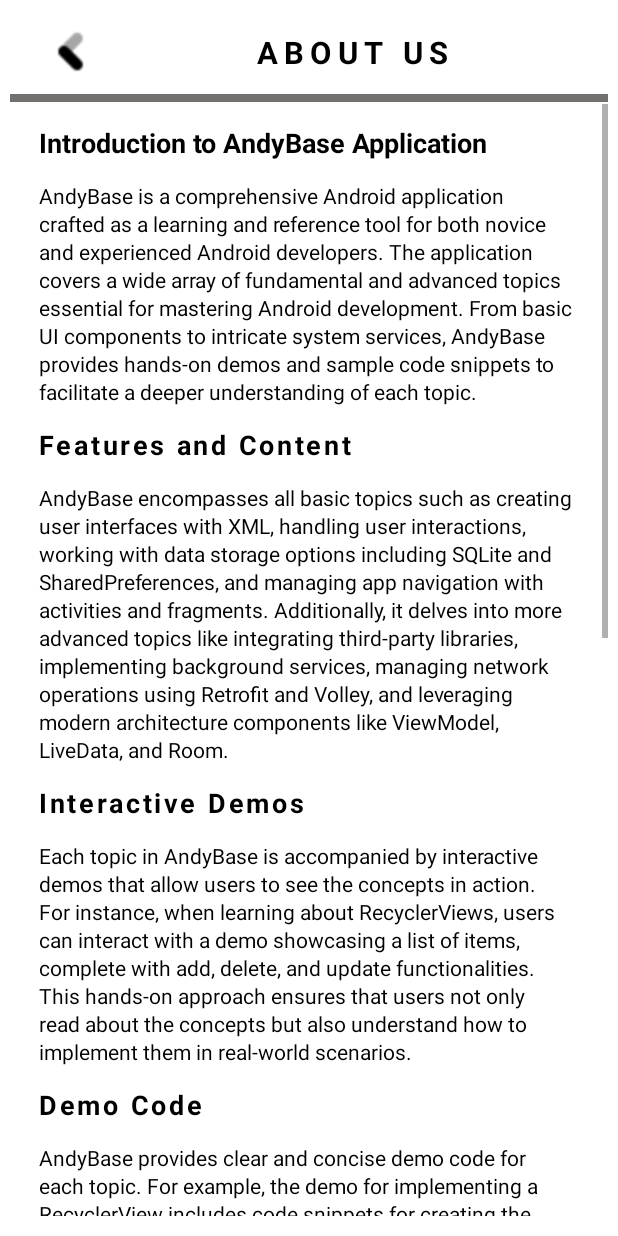
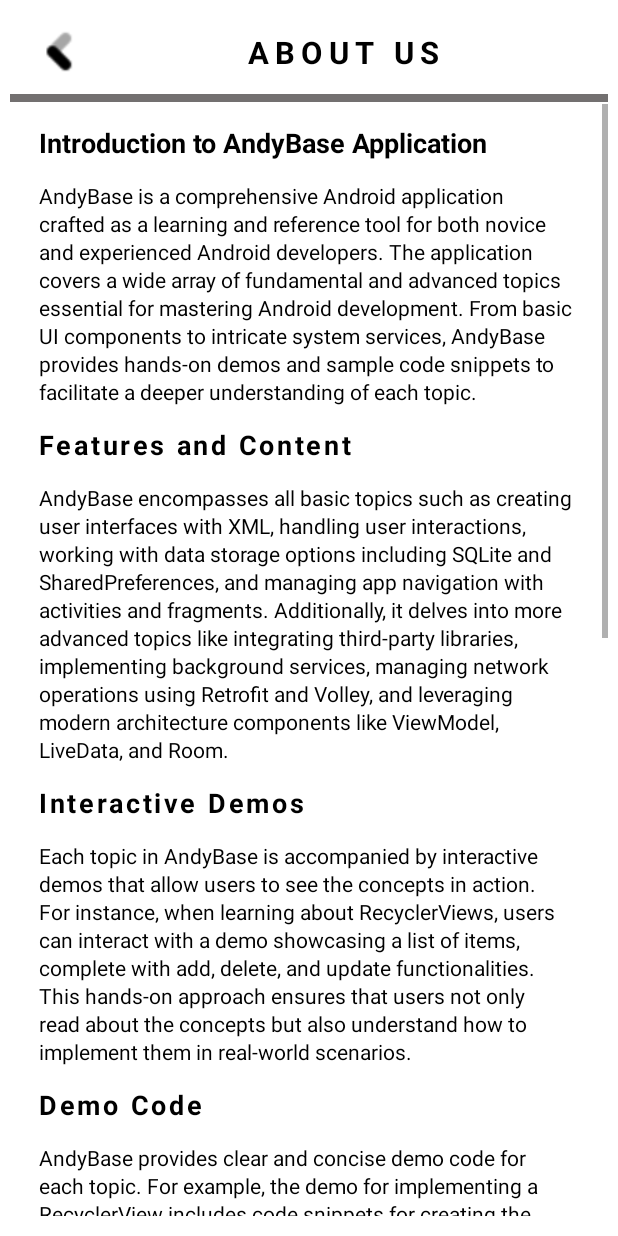
Before and after one commit to sahil1844/Andybase1, an Android app: the AboutActivity screen opened directly, with no data from a screen before it, on a phone screen of 412 x 824 dp. Run offline under Robolectric (Android 15) with nearby library versions, the phone set to English and light mode, and no system bars; our stand-ins replace Navigation 3, sdp/ssp sizes.

Commit message:
update manifest

```diff
--- a/app/src/main/AndroidManifest.xml
+++ b/app/src/main/AndroidManifest.xml
@@ -13,9 +13,8 @@
         android:allowBackup="true"
         android:dataExtractionRules="@xml/data_extraction_rules"
         android:fullBackupContent="@xml/backup_rules"
-        android:icon="@mipmap/ic_launcher"
+        android:icon="@mipmap/logo"
         android:label="AndyBase"
-        android:roundIcon="@mipmap/ic_launcher_round"
         android:supportsRtl="true"
         android:theme="@style/Theme.AndyBase"
         tools:targetApi="31">
--- a/app/src/main/res/layout/activity_about.xml
+++ b/app/src/main/res/layout/activity_about.xml
@@ -17,6 +17,7 @@
         android:layout_width="50dp"
         android:layout_height="30dp"
         android:onClick="aboutimage"
+        android:paddingEnd="15dp"
         android:layout_marginTop="10dp"
         android:src="@drawable/back" />
 
@@ -24,10 +25,10 @@
         android:id="@+id/textView2"
         android:layout_width="match_parent"
         android:layout_height="wrap_content"
-        android:layout_marginHorizontal="8dp"
         android:layout_marginTop="12dp"
         android:gravity="center"
         android:text="About Us"
+        android:paddingEnd="20dp"
         android:letterSpacing="0.2"
         android:textAllCaps="true"
         android:textColor="@color/black"
```
